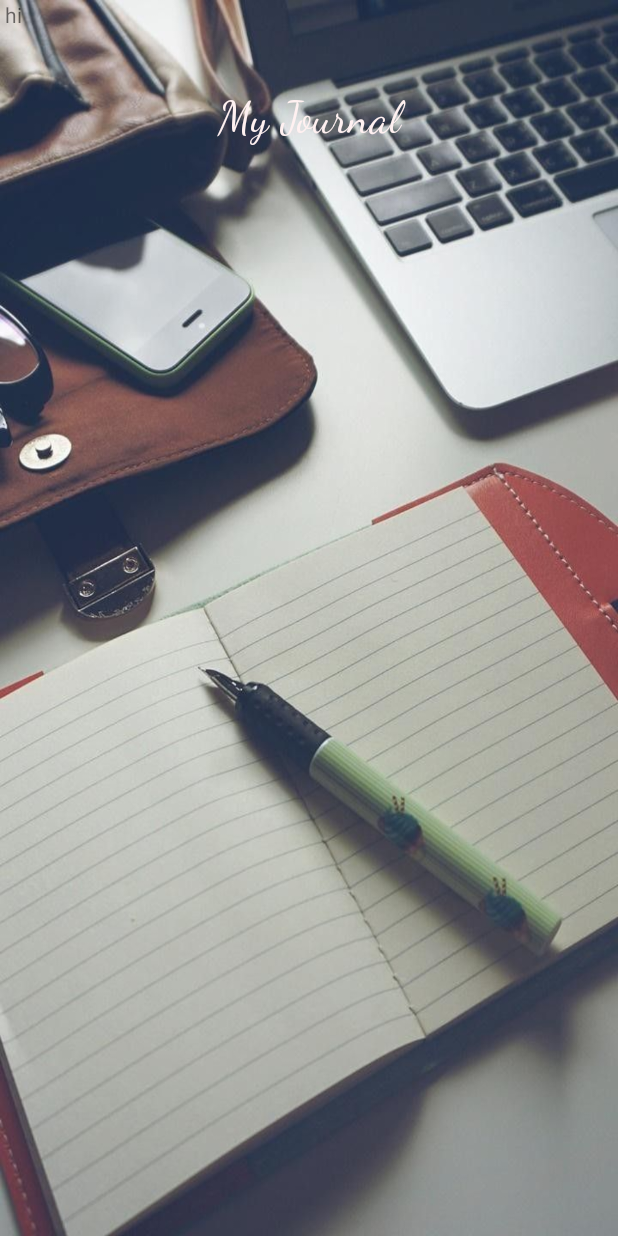
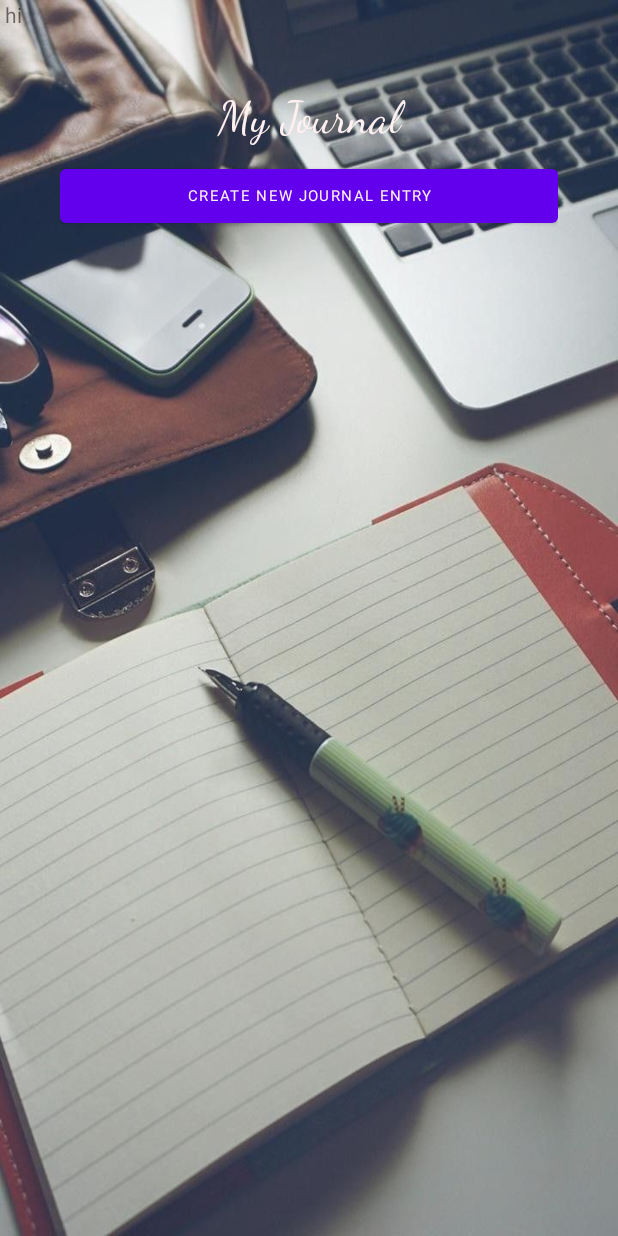
Before and after one commit to AngelThankachan11/MyJournal, an Android app: the layout activity_main.xml on its own in the app's theme, with its tools: preview values and no code run, on a phone screen of 412 x 824 dp. Run offline under Robolectric (Android 15) with nearby library versions, the phone set to English and light mode, and no system bars.

Commit message:
New Entry Button on Main Activity

```diff
--- a/app/build.gradle
+++ b/app/build.gradle
@@ -32,7 +32,8 @@ dependencies {
     implementation 'androidx.appcompat:appcompat:1.4.1'
     implementation 'com.google.android.material:material:1.5.0'
     implementation 'androidx.constraintlayout:constraintlayout:2.1.3'
-    implementation 'de.hdodenhof:circleimageview:3.1.0' //circular image dependency
+    implementation 'de.hdodenhof:circleimageview:3.1.0'
+    implementation 'com.google.android.gms:play-services-maps:18.1.0'//circular image dependency
     testImplementation 'junit:junit:4.13.2'
     androidTestImplementation 'androidx.test.ext:junit:1.1.3'
     androidTestImplementation 'androidx.test.espresso:espresso-core:3.4.0'
--- a/app/src/main/java/com/w9556358/myjournal/SplashScreenActivity.java
+++ b/app/src/main/java/com/w9556358/myjournal/SplashScreenActivity.java
@@ -9,7 +9,7 @@ import android.view.WindowManager;
 
 public class SplashScreenActivity extends AppCompatActivity {
 
-    private final int Splash_Timer=3000;
+    private final int Splash_Timer=1000;
 
     @Override
 
--- a/app/src/main/res/layout/activity_main.xml
+++ b/app/src/main/res/layout/activity_main.xml
@@ -37,6 +37,31 @@
             android:textColor="#FFF1F1"
             android:textSize="30sp" />
 
+        <LinearLayout
+            android:layout_width="match_parent"
+            android:layout_height="wrap_content"
+            android:orientation="horizontal">
+
+            <Button
+                android:id="@+id/button"
+                android:layout_width="match_parent"
+                android:layout_height="wrap_content"
+                android:fontFamily="sans-serif"
+                android:gravity="center"
+                android:text="Create New Journal Entry"
+                android:textColor="#FFF1F1"
+                android:textSize="10dp"
+
+                />
+        </LinearLayout>
+        <androidx.recyclerview.widget.RecyclerView
+            android:layout_width="match_parent"
+            android:layout_height="216dp" />
+
+
+
+
+
     </LinearLayout>
 
 </RelativeLayout>
```
Also changed, not shown: app/src/main/java/com/w9556358/myjournal/MainActivity.java (+13 -0 lines), app/src/main/res/layout/add_entry.xml (+36 -16 lines).
